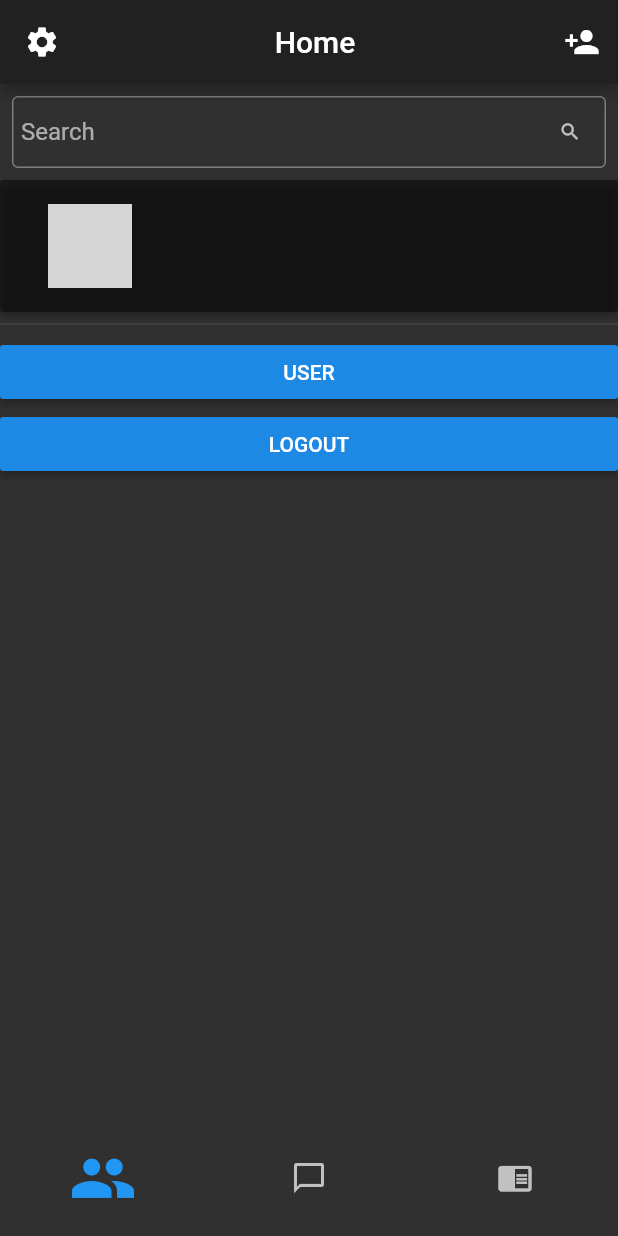
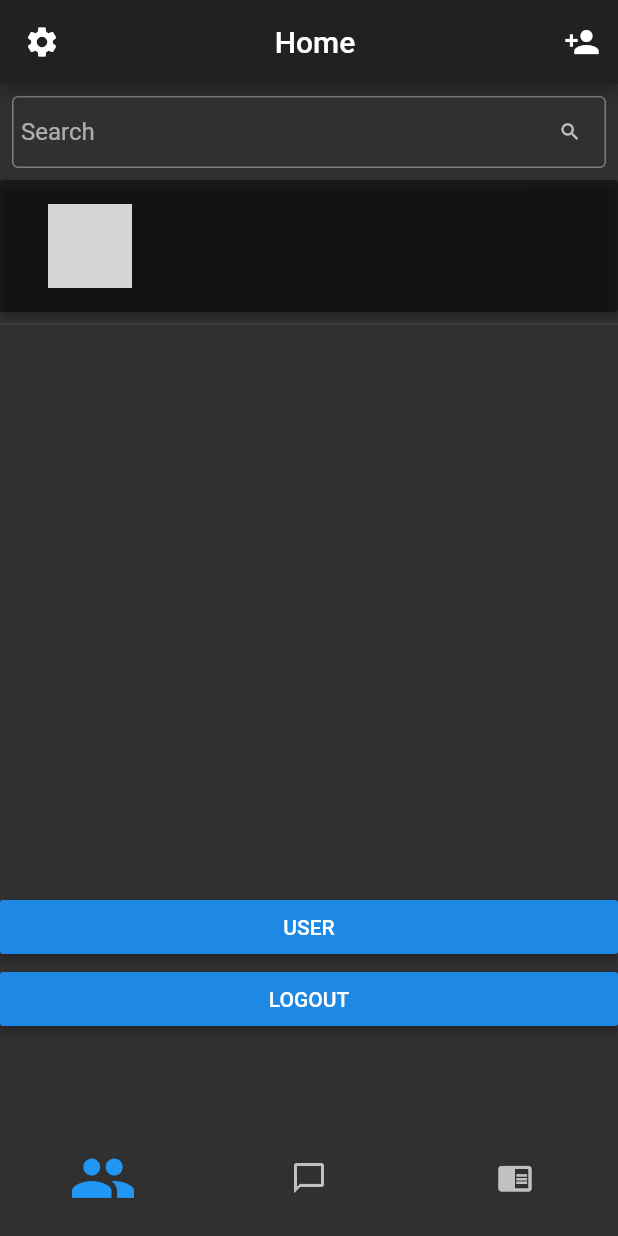
Before and after one commit to Panudeth/hau-chat-app, a Flutter app: the FriendsPage screen opened directly, after a tap on "USER", on a phone screen of 412 x 824 dp. Run offline on Flutter 3.47's test engine with Material 2 defaults, Android fonts, the phone set to English and light mode, and no system bars; our stand-ins replace badges, cloud_firestore, firebase_auth, flutter_spinkit, image_cropper, image_picker and 2 more; accounts and stored records are empty; network calls fail; grey boxes are pictures that could not be loaded.

Commit message:
add friend list

```diff
--- a/lib/pages/friends.dart
+++ b/lib/pages/friends.dart
@@ -22,7 +22,9 @@ class FriendsPage extends StatefulWidget {
 class _FriendsState extends State<FriendsPage> {
   FirebaseUser userAuth;
   final FirebaseAuth firebaseAuth = FirebaseAuth.instance;
+  final Firestore _firestore = Firestore.instance;
   Map<String, dynamic> dataUser;
+  List friendData = [];
   Uint8List bytesImg;
 
   void initState() {
@@ -37,6 +39,7 @@ class _FriendsState extends State<FriendsPage> {
         userAuth = user;
       });
       getUserData();
+      getFriends();
     }
   }
 
@@ -60,12 +63,34 @@ class _FriendsState extends State<FriendsPage> {
         ModalRoute.withName('/'));
   }
 
+  void getFriends() async {
+    await _firestore
+        .collection('users')
+        .document(userAuth.uid)
+        .collection('friends')
+        .snapshots()
+        .listen((data) {
+      setState(() {
+        friendData = [];
+      });
+      setState(() {
+        data.documents.forEach((doc) {
+          friendData.add(doc);
+        });
+      });
+    });
+  }
+
   @override
   Widget build(BuildContext context) {
     return Scaffold(
         appBar: AppBar(
           title: Center(child: Text('Home')),
-          leading: IconButton(icon: Icon(Icons.settings), onPressed: () {}),
+          leading: IconButton(
+              icon: Icon(Icons.settings),
+              onPressed: () {
+                signOut(context);
+              }),
           actions: <Widget>[
             IconButton(
                 icon: Icon(Icons.person_add),
@@ -115,14 +140,51 @@ class _FriendsState extends State<FriendsPage> {
                       dataUser != null ? dataUser['displayName'] : '',
                       style: TextStyle(fontSize: 20.0),
                     ),
-                    subtitle: Text(
-                      userAuth.email != null ? userAuth.email : '',
-                    ),
+                    subtitle: Text(dataUser != null ? dataUser['email'] : ''),
                   ),
                 ),
               ),
             ),
             Divider(),
+            Row(
+              children: <Widget>[
+                Expanded(
+                  child: SizedBox(
+                    height: 370,
+                    child: ListView.builder(
+                        shrinkWrap: true,
+                        itemCount: friendData.length,
+                        itemBuilder: (context, index) {
+                          return ButtonTheme(
+                            child: RaisedButton(
+                              onPressed: () {},
+                              color: Colors.black45,
+                              child: Padding(
+                                padding:
+                                    const EdgeInsets.fromLTRB(0, 8.0, 0, 8.0),
+                                child: ListTile(
+                                  leading: CircleAvatar(
+                                    radius: 28.0,
+                                    backgroundImage: bytesImg != null
+                                        ? MemoryImage(base64.decode(
+                                            friendData[index]['imgAvatar']))
+                                        : NetworkImage(
+                                            'https://image.shutterstock.com/image-vector/social-media-avatar-user-icon-260nw-1061793911.jpg'),
+                                  ),
+                                  title: Text(
+                                    friendData[index]['displayName'],
+                                    style: TextStyle(fontSize: 20.0),
+                                  ),
+                                  subtitle: Text(friendData[index]['email']),
+                                ),
+                              ),
+                            ),
+                          );
+                        }),
+                  ),
+                ),
+              ],
+            ),
             RaisedButton(child: Text('USER'), onPressed: () {}),
             RaisedButton(
                 child: Text('LOGOUT'),
```
